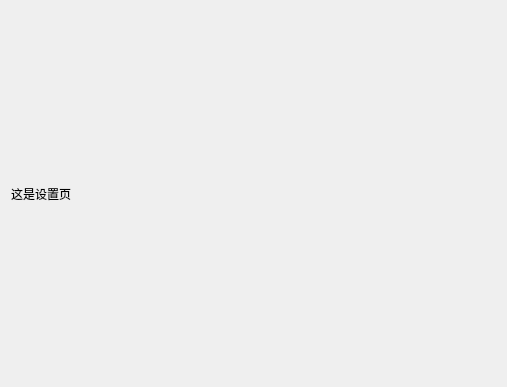
First picture: the form in panel_setup.ui, repository GuoZhiyong/navtex_qt, before the edit.
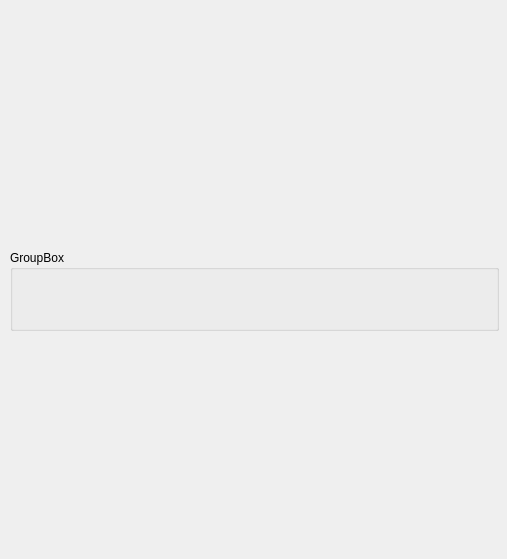
Second picture: the form after the edit.

Commit message: normal commit ready to write panel_setup

Diff of the .ui file:
```diff
--- a/panel_setup.ui
+++ b/panel_setup.ui
@@ -7,21 +7,25 @@
     <x>0</x>
     <y>0</y>
     <width>507</width>
-    <height>387</height>
+    <height>559</height>
    </rect>
   </property>
   <property name="windowTitle">
    <string>Form</string>
   </property>
-  <layout class="QHBoxLayout" name="horizontalLayout">
-   <item>
-    <widget class="QLabel" name="label">
-     <property name="text">
-      <string>这是设置页</string>
-     </property>
-    </widget>
-   </item>
-  </layout>
+  <widget class="QGroupBox" name="groupBox">
+   <property name="geometry">
+    <rect>
+     <x>10</x>
+     <y>250</y>
+     <width>489</width>
+     <height>81</height>
+    </rect>
+   </property>
+   <property name="title">
+    <string>GroupBox</string>
+   </property>
+  </widget>
  </widget>
  <resources/>
  <connections/>
```
The commit also changes 10 other files.
